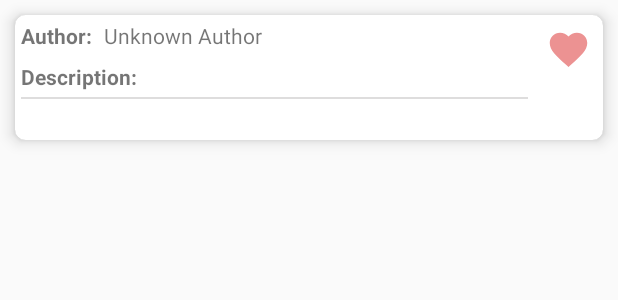
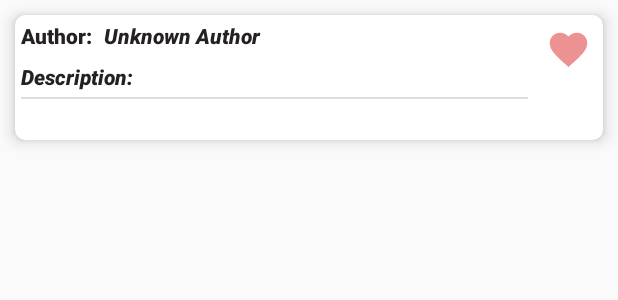
Before and after one commit to scottwang329/NewsPlus, an Android app: the layout saved_news_item.xml on its own in the app's theme, with its tools: preview values and no code run, on a phone screen of 412 x 824 dp. Shown: the top 300 px of the screen. Run offline under Robolectric (Android 15) with nearby library versions, the phone set to English and light mode, and no system bars.

Commit message:
Changed the style of the Android app

```diff
--- a/app/src/main/AndroidManifest.xml
+++ b/app/src/main/AndroidManifest.xml
@@ -11,7 +11,7 @@
         android:label="@string/app_name"
         android:roundIcon="@mipmap/ic_launcher_round"
         android:supportsRtl="true"
-        android:theme="@style/AppTheme">
+        android:theme="@style/MyAppTheme">
         <activity android:name=".MainActivity">
             <intent-filter>
                 <action android:name="android.intent.action.MAIN" />
--- a/app/src/main/java/com/laioffer/tinnews/MainActivity.java
+++ b/app/src/main/java/com/laioffer/tinnews/MainActivity.java
@@ -22,7 +22,8 @@ public class MainActivity extends AppCompatActivity {
         NavHostFragment navHostFragment = (NavHostFragment) getSupportFragmentManager().findFragmentById(R.id.nav_host_fragment);
         navController = navHostFragment.getNavController();
         NavigationUI.setupWithNavController(navView, navController);
-        NavigationUI.setupActionBarWithNavController(this, navController);
+//        NavigationUI.setupActionBarWithNavController(this, navController);
+
 
     }
 
--- a/app/src/main/res/layout/saved_news_item.xml
+++ b/app/src/main/res/layout/saved_news_item.xml
@@ -41,7 +41,7 @@
             android:layout_height="wrap_content"
             android:padding="4dp"
             android:text="@string/description"
-            android:textStyle="bold"
+            style="@style/NormalText"
             app:layout_constraintLeft_toLeftOf="@id/author_label"
             app:layout_constraintTop_toBottomOf="@id/author_label" />
 
--- a/app/src/main/res/layout/search_news_item.xml
+++ b/app/src/main/res/layout/search_news_item.xml
@@ -20,7 +20,6 @@
         android:padding="5dp"
         android:layout_width="30dp"
         android:layout_height="30dp"
-        android:tint="#e46363"
         app:layout_constraintLeft_toLeftOf="parent"
         app:layout_constraintTop_toTopOf="parent"
         android:src="@drawable/ic_favorite_border_black_24dp" />
--- a/app/src/main/res/values/styles.xml
+++ b/app/src/main/res/values/styles.xml
@@ -7,4 +7,19 @@
         <item name="colorAccent">@color/colorAccent</item>
     </style>
 
+    <style name="NormalText" parent="@android:style/TextAppearance.Medium">
+        <item name="android:textColor">@color/text_black</item>
+        <item name="android:textStyle">bold|italic</item>
+        <item name="android:textSize">14sp</item>
+        <item name="android:fontFamily">sans-serif-black</item>
+    </style>
+
+    <style name="MyAppTheme" parent="AppTheme">
+        <!--        //hide action bar-->
+        <item name="windowNoTitle">true</item>
+        <!--        override app text theme-->
+        <item name="android:textViewStyle">@style/NormalText</item>
+    </style>
+
+
 </resources>
```
Also changed, not shown: app/src/main/res/layout/activity_main.xml (+23 -1 lines), app/src/main/res/font/dancing_script.ttf (added).
